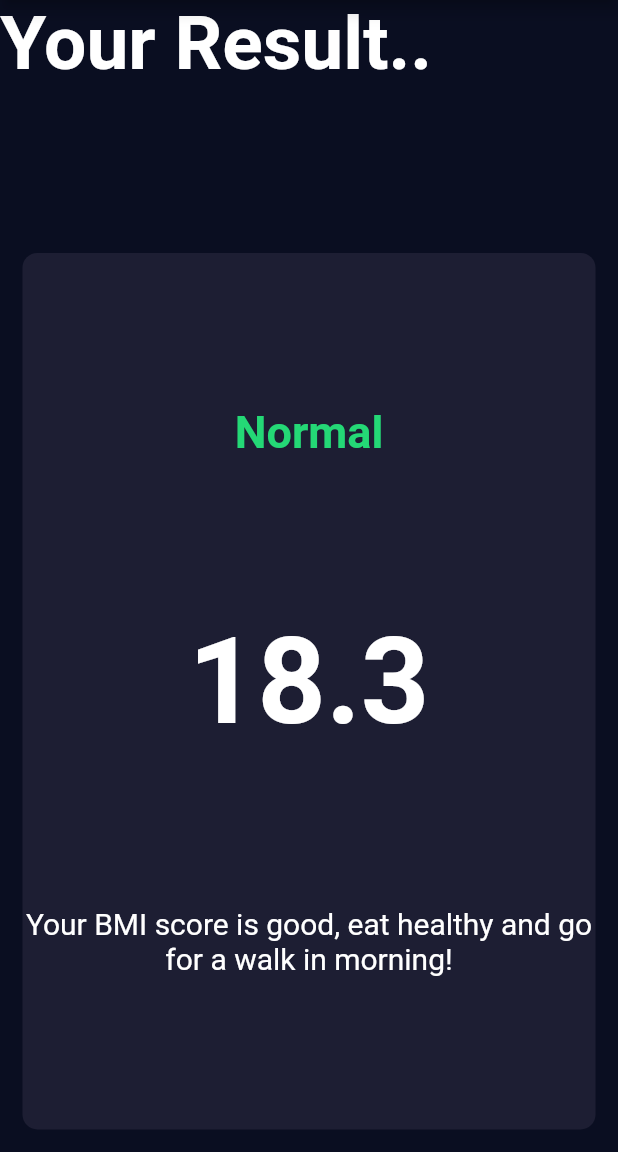
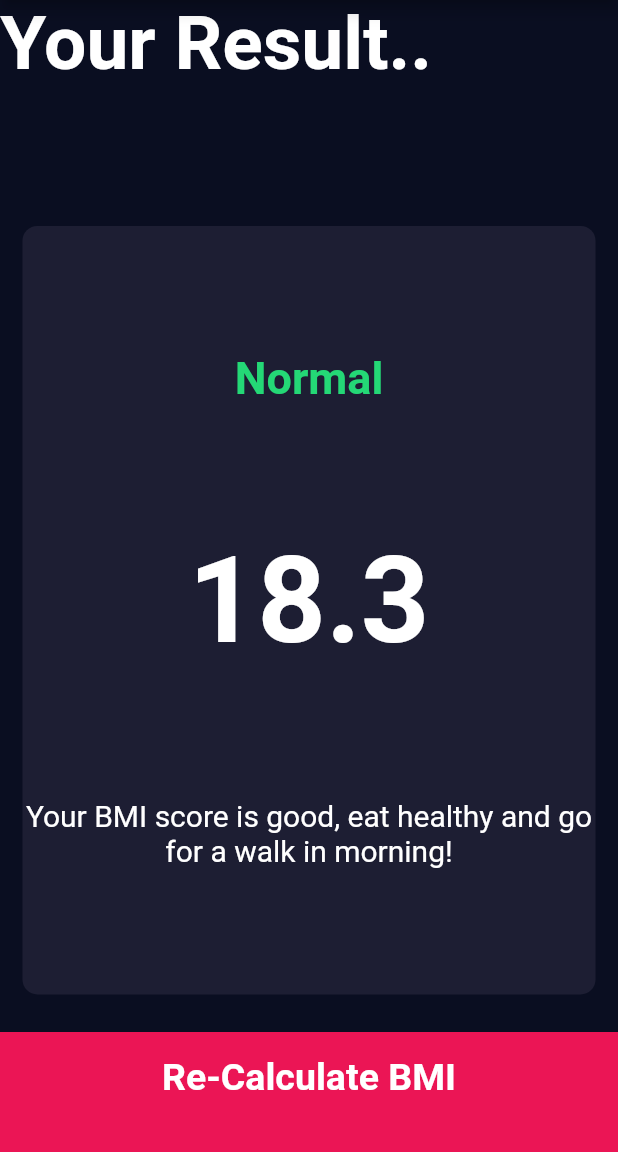
Before and after one commit to csk111165/BMICalculator, a Flutter app: the ResultsPage screen opened directly, on a phone screen of 412 x 824 dp, the part 84-1236 px from its top. Run offline on Flutter 3.47's test engine with Material 2 defaults, Android fonts, the phone set to English and light mode, and no system bars; our stand-ins replace font_awesome_flutter.

Commit message:
Adding the button for Re-calculate bmi

```diff
--- a/bmi_calculator/lib/results_page.dart
+++ b/bmi_calculator/lib/results_page.dart
@@ -1,6 +1,7 @@
 import 'package:bmi_calculator/reusable_card.dart';
 import 'package:flutter/material.dart';
 import 'constants.dart';
+import 'bottom_button.dart';
 
 class ResultsPage extends StatelessWidget {
   const ResultsPage({super.key});
@@ -49,6 +50,14 @@ class ResultsPage extends StatelessWidget {
               ),
             ),
           ),
+
+          // adding the bottom button here as well
+          BottomButton(
+            onTap: () {
+              Navigator.pop(context);
+            },
+            buttonTitle: 'Re-Calculate BMI',
+            ),
         ],
       ),
     );
```
